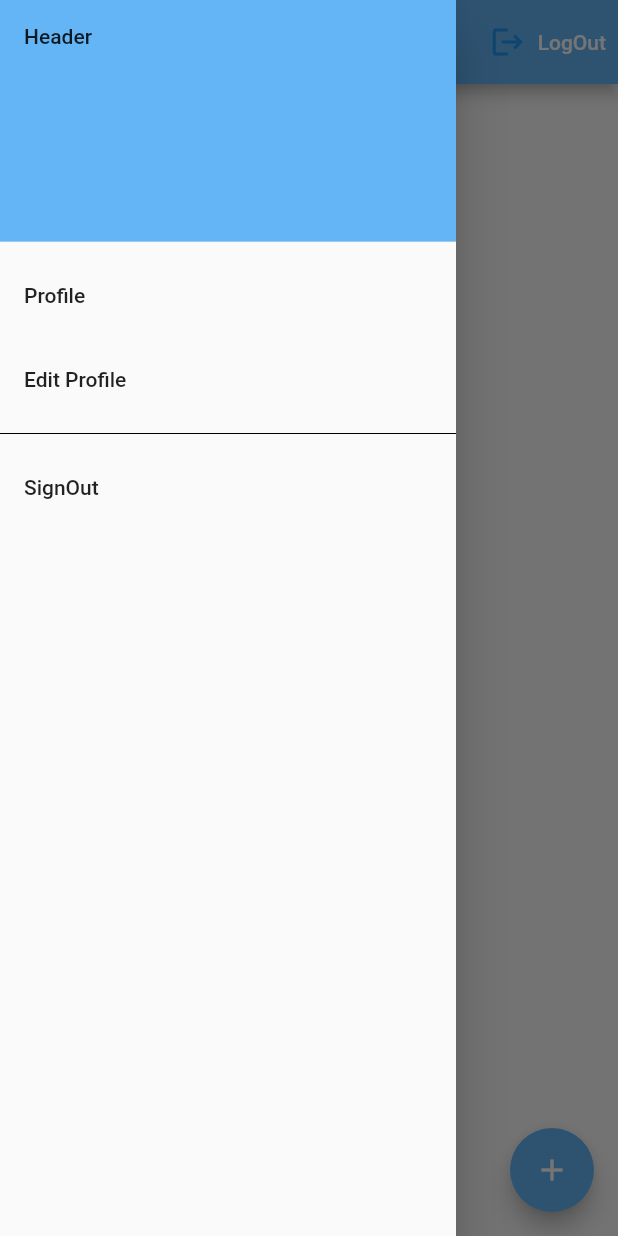
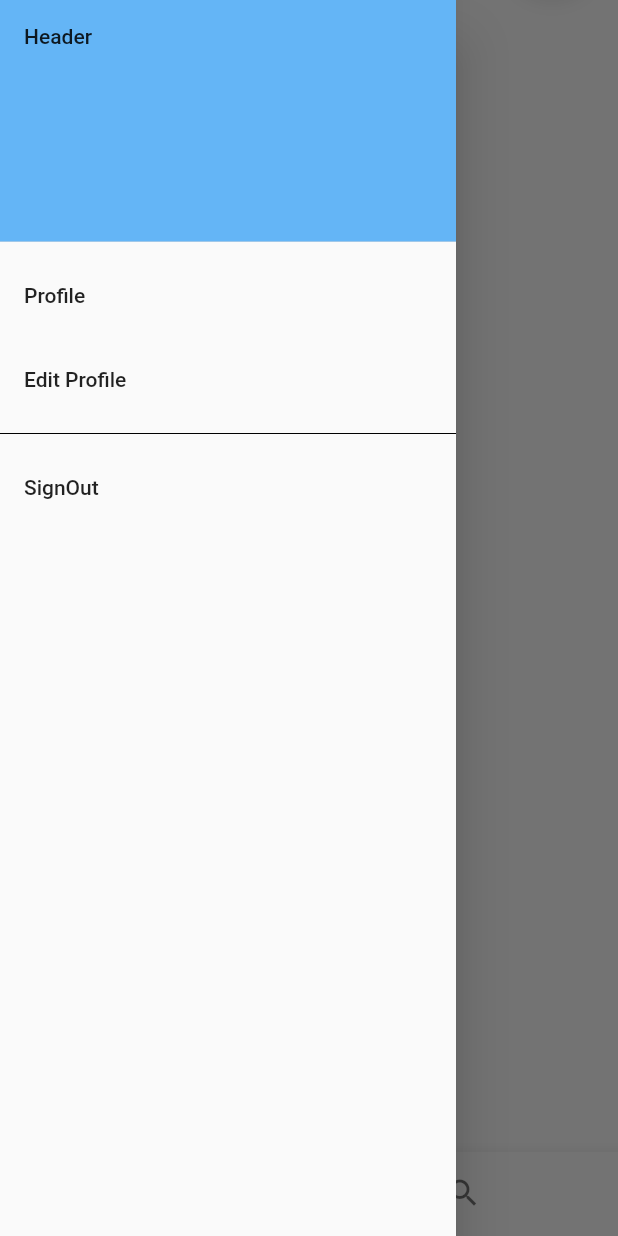
Before and after one commit to fwdAndroid/Twitter, a Flutter app: the screen it shows once a user with an empty profile is signed in, with the side drawer open, on a phone screen of 412 x 824 dp. Run offline on Flutter 3.47's test engine with Material 2 defaults, Android fonts, the phone set to English and light mode, and no system bars; our stand-ins replace cloud_firestore, firebase_auth, firebase_core, firebase_storage, image_picker; accounts and stored records are empty; network calls fail.

Commit message:
Search User

```diff
--- /dev/null
+++ b/lib/screens/bottompages/feed.dart
@@ -0,0 +1,15 @@
+import 'package:flutter/material.dart';
+
+class Feed extends StatefulWidget {
+  const Feed({Key? key}) : super(key: key);
+
+  @override
+  _FeedState createState() => _FeedState();
+}
+
+class _FeedState extends State<Feed> {
+  @override
+  Widget build(BuildContext context) {
+    return Container();
+  }
+}
--- /dev/null
+++ b/lib/screens/bottompages/search.dart
@@ -0,0 +1,40 @@
+import 'package:flutter/material.dart';
+import 'package:provider/provider.dart';
+import 'package:twitter/screens/profile/displayusersearch.dart';
+import 'package:twitter/services/utilsservice/utils.dart';
+
+class Search extends StatefulWidget {
+  const Search({Key? key}) : super(key: key);
+
+  @override
+  _SearchState createState() => _SearchState();
+}
+
+class _SearchState extends State<Search> {
+  UtilsService userService = UtilsService();
+  String search = '';
+
+  @override
+  Widget build(BuildContext context) {
+    return StreamProvider.value(
+      initialData: null,
+      value: userService.queryByName(search),
+      child: Column(
+        children: [
+          Padding(
+            padding: EdgeInsets.all(10),
+            child: TextField(
+              onChanged: (text) {
+                setState(() {
+                  search = text;
+                });
+              },
+              decoration: InputDecoration(hintText: 'Search.......'),
+            ),
+          ),
+          ListUsers()
+        ],
+      ),
+    );
+  }
+}
--- a/lib/screens/main/home.dart
+++ b/lib/screens/main/home.dart
@@ -1,18 +1,26 @@
+// ignore_for_file: prefer_const_constructors, duplicate_ignore
+
 import 'package:flutter/cupertino.dart';
 import 'package:flutter/material.dart';
 import 'package:twitter/screens/authentication/signin.dart';
-import 'package:twitter/screens/posts/listpost.dart';
 import 'package:twitter/services/authfiresbase/auth.dart';
+import 'package:twitter/widgets/bottomnavigationwidget.dart';
 import 'package:twitter/widgets/drawer.dart';
 
-class Home extends StatelessWidget {
+class Home extends StatefulWidget {
   const Home({Key? key}) : super(key: key);
 
+  @override
+  State<Home> createState() => _HomeState();
+}
+
+class _HomeState extends State<Home> {
   @override
   Widget build(BuildContext context) {
     FirebaseAuthentication firebaseAuthentication = FirebaseAuthentication();
 
     return Scaffold(
+      // ignore: duplicate_ignore
       appBar: AppBar(
         backgroundColor: Colors.blue[300],
         // ignore: prefer_const_constructors
@@ -46,6 +54,7 @@ class Home extends StatelessWidget {
         ),
       ),
       drawer: MyDrawer(),
+      bottomNavigationBar: BottomNavigationWidget(),
     );
   }
 }
--- a/lib/services/saveuser/user.dart
+++ b/lib/services/saveuser/user.dart
@@ -1,3 +1,5 @@
+// ignore_for_file: unnecessary_null_comparison
+
 import 'dart:collection';
 import 'dart:io';
 
@@ -24,7 +26,7 @@ class UserService {
           'user/profile/${FirebaseAuth.instance.currentUser!.uid}/profile');
     }
 
-    Map<String, Object> data = new HashMap();
+    Map<String, Object> data = HashMap();
     if (name != '') data['name'] = name;
     if (_bannerImageUrl != '') data['_bannerImageUrl'] = _bannerImageUrl;
     if (_profileImageUrl != '') data['_profileImageUrl'] = _profileImageUrl;
--- /dev/null
+++ b/lib/widgets/bottomnavigationwidget.dart
@@ -0,0 +1,42 @@
+// ignore_for_file: prefer_const_constructors
+
+import 'package:flutter/material.dart';
+import 'package:twitter/screens/bottompages/feed.dart';
+import 'package:twitter/screens/bottompages/search.dart';
+
+class BottomNavigationWidget extends StatefulWidget {
+  const BottomNavigationWidget({Key? key}) : super(key: key);
+
+  @override
+  State<BottomNavigationWidget> createState() => _BottomNavigationWidgetState();
+}
+
+class _BottomNavigationWidgetState extends State<BottomNavigationWidget> {
+  int _currentindex = 0;
+  final List<Widget> _childern = [Feed(), Search()];
+
+  void onTabPressed(int index) {
+    setState(() {
+      _currentindex = index;
+    });
+  }
+
+  @override
+  Widget build(BuildContext context) {
+    return Scaffold(
+      // ignore: prefer_const_literals_to_create_immutables
+      bottomNavigationBar: BottomNavigationBar(
+        onTap: onTabPressed,
+        currentIndex: _currentindex,
+        showSelectedLabels: false,
+        showUnselectedLabels: false,
+        // ignore: prefer_const_literals_to_create_immutables
+        items: [
+          BottomNavigationBarItem(icon: Icon(Icons.home), label: 'Home'),
+          BottomNavigationBarItem(icon: Icon(Icons.search), label: 'Search'),
+        ],
+      ),
+      body: _childern[_currentindex],
+    );
+  }
+}
--- a/lib/widgets/drawer.dart
+++ b/lib/widgets/drawer.dart
@@ -1,5 +1,6 @@
 // ignore_for_file: prefer_const_constructors
 
+import 'package:firebase_auth/firebase_auth.dart';
 import 'package:flutter/material.dart';
 import 'package:twitter/services/authfiresbase/auth.dart';
 
@@ -19,7 +20,8 @@ class MyDrawer extends StatelessWidget {
         ListTile(
           title: Text('Profile'),
           onTap: () {
-            Navigator.pushNamed(context, '/profile');
+            Navigator.pushNamed(context, '/profile',
+                arguments: FirebaseAuth.instance.currentUser!.uid);
           },
         ),
         ListTile(
```
Also changed, not shown: lib/screens/profile/displayusersearch.dart (added, +59 -0 lines), lib/screens/profile/profile.dart (+20 -14 lines), lib/services/utilsservice/utils.dart (+28 -3 lines).
